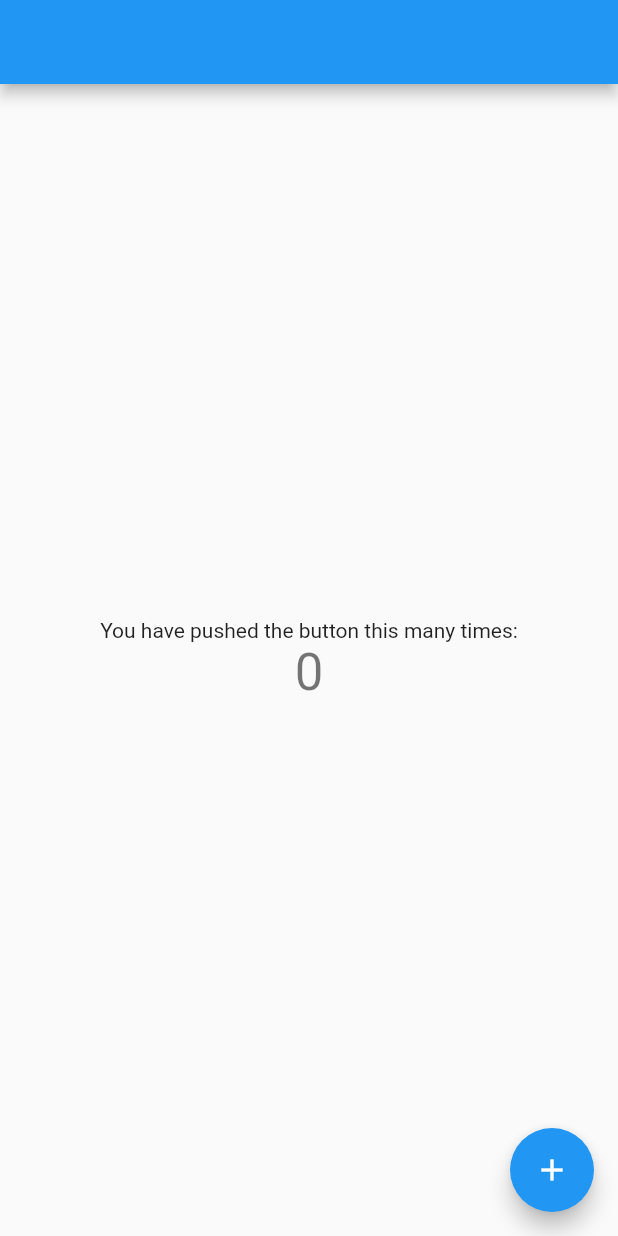
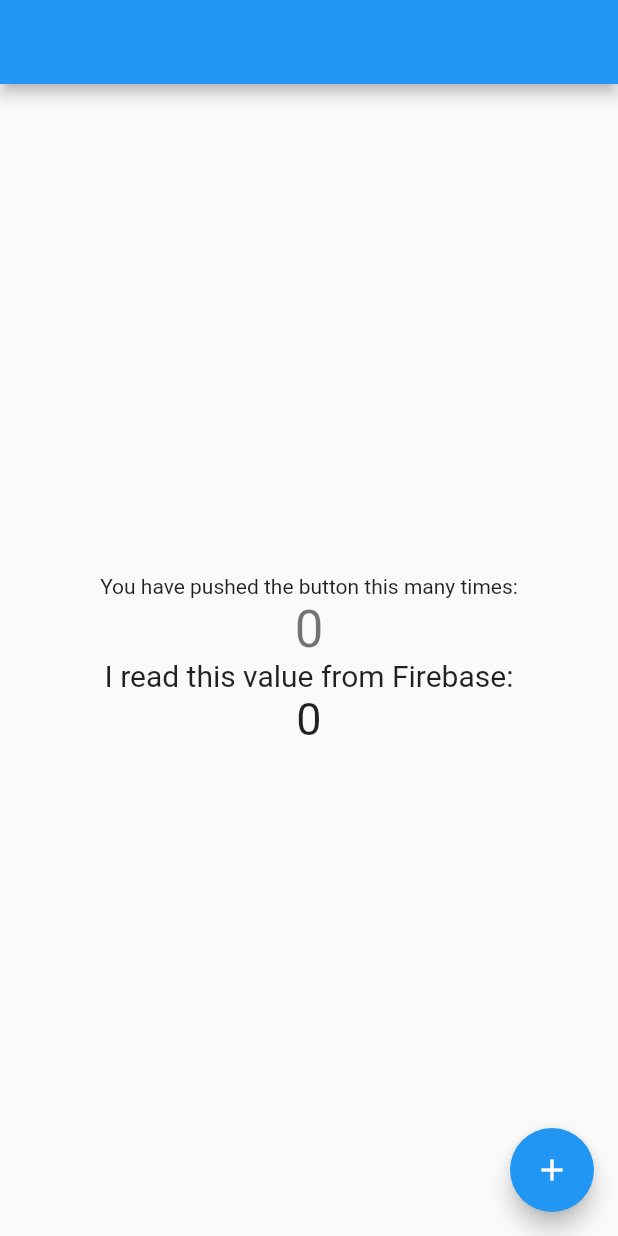
Before and after one commit to BurakYtu/GES_UI, a Flutter app: the screen it shows after launch, on a phone screen of 412 x 824 dp. Run offline on Flutter 3.47's test engine with Material 2 defaults, Android fonts, the phone set to English and light mode, and no system bars.

Commit message:
setup
basic setup

```diff
--- a/ges/lib/main.dart
+++ b/ges/lib/main.dart
@@ -14,6 +14,7 @@ class gesui extends StatefulWidget {
 
 class _gesuiState extends State<gesui> {
   int _counter = 0;
+  int firabasedata = 0;
 
   void _incrementCounter() {
     setState(() {
@@ -37,6 +38,8 @@ class _gesuiState extends State<gesui> {
               '$_counter',
               style: Theme.of(context).textTheme.headline4,
             ),
+            Text('I read this value from Firebase:',style: TextStyle(fontSize: 20)),
+            Text(firabasedata.toString(),style: TextStyle(fontSize: 30)),
           ],
         ),
       ),
```
